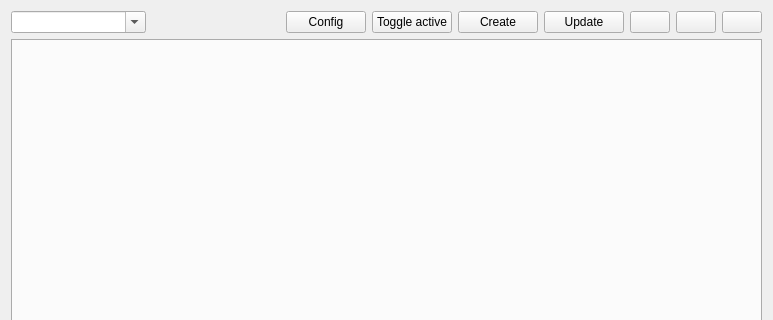
Old version of the form core/ui/toolbars/plan/netscenario.ui in the repository Giswater/giswater_qgis_plugin; both pictures show x 0 to 773 and y 0 to 320 of the 773 by 513 pixel window.
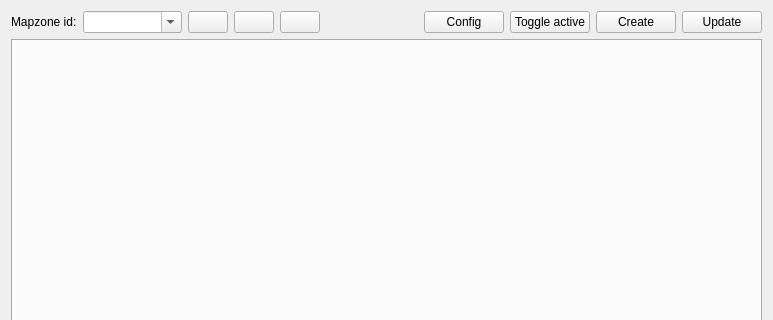
New version of the form.

Patch:
```diff
--- a/core/ui/toolbars/plan/netscenario.ui
+++ b/core/ui/toolbars/plan/netscenario.ui
@@ -33,6 +33,13 @@
    </item>
    <item row="0" column="0">
     <layout class="QHBoxLayout" name="horizontalLayout">
+     <item>
+      <widget class="QLabel" name="lbl_mapzone_id">
+       <property name="text">
+        <string>Mapzone id:</string>
+       </property>
+      </widget>
+     </item>
      <item>
       <widget class="QComboBox" name="cmb_feature_id">
        <property name="sizePolicy">
@@ -46,6 +53,27 @@
        </property>
       </widget>
      </item>
+     <item>
+      <widget class="QPushButton" name="btn_insert">
+       <property name="text">
+        <string/>
+       </property>
+      </widget>
+     </item>
+     <item>
+      <widget class="QPushButton" name="btn_delete">
+       <property name="text">
+        <string/>
+       </property>
+      </widget>
+     </item>
+     <item>
+      <widget class="QPushButton" name="btn_snapping">
+       <property name="text">
+        <string/>
+       </property>
+      </widget>
+     </item>
      <item>
       <spacer name="horizontalSpacer">
        <property name="orientation">
@@ -87,27 +115,6 @@
        </property>
       </widget>
      </item>
-     <item>
-      <widget class="QPushButton" name="btn_insert">
-       <property name="text">
-        <string/>
-       </property>
-      </widget>
-     </item>
-     <item>
-      <widget class="QPushButton" name="btn_delete">
-       <property name="text">
-        <string/>
-       </property>
-      </widget>
-     </item>
-     <item>
-      <widget class="QPushButton" name="btn_snapping">
-       <property name="text">
-        <string/>
-       </property>
-      </widget>
-     </item>
     </layout>
    </item>
   </layout>
```
